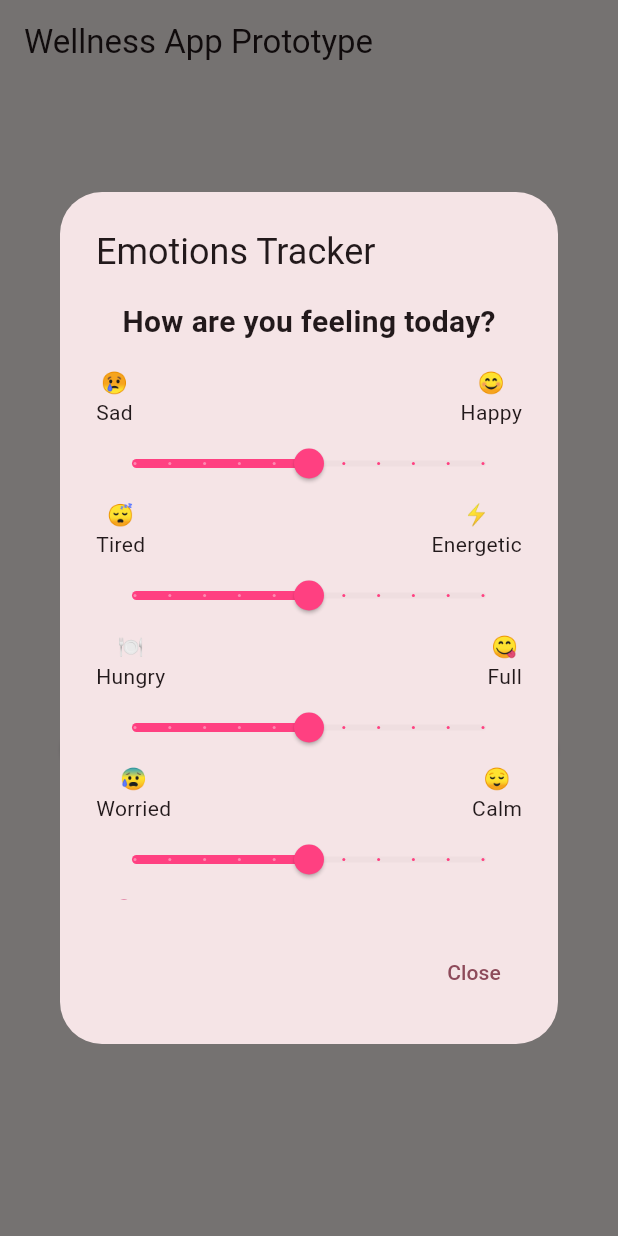
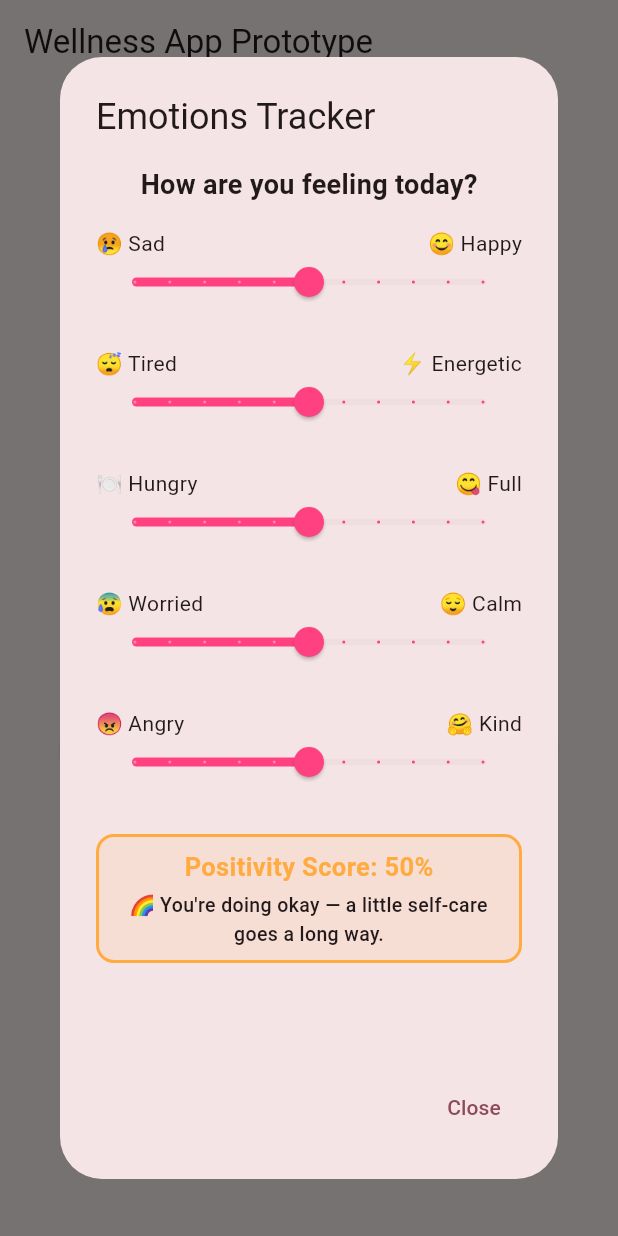
Before and after one commit to JamieDani/kitty-care, a Flutter app: the screen it shows after launch, after a tap on "Emotions", on a phone screen of 412 x 824 dp. Run offline on Flutter 3.47's test engine with Material 3 defaults, Android fonts, the phone set to English and light mode, and no system bars; our stand-ins replace shared_preferences.

Commit message:
improve emotion tracker

```diff
--- a/kitty_care/lib/screens/home_screen.dart
+++ b/kitty_care/lib/screens/home_screen.dart
@@ -54,7 +54,7 @@ class _HomeScreenState extends State<HomeScreen> {
                         child: ConstrainedBox(
                           constraints: const BoxConstraints(
                             maxWidth: 340,
-                            maxHeight: 450,
+                            maxHeight: 500,
                           ),
                           child: Padding(
                             padding: const EdgeInsets.all(16.0),
@@ -73,10 +73,8 @@ class _HomeScreenState extends State<HomeScreen> {
                         title: const Text('Mailbox'),
                         content: SizedBox(
                           width: 350,
-                          height: 400,
-                          child: SingleChildScrollView(
-                            child: const MailboxDisplay(),
-                          ),
+                          height: 450,
+                          child: const MailboxDisplay(),
                         ),
                         actions: [
                           TextButton(
@@ -96,10 +94,8 @@ class _HomeScreenState extends State<HomeScreen> {
                         title: const Text('Emotions Tracker'),
                         content: SizedBox(
                           width: 350,
-                          height: 400,
-                          child: SingleChildScrollView(
-                            child: const EmotionsDisplay(),
-                          ),
+                          height: 580,
+                          child: const EmotionsDisplay(),
                         ),
                         actions: [
                           TextButton(
--- a/kitty_care/lib/widgets/emotions_display.dart
+++ b/kitty_care/lib/widgets/emotions_display.dart
@@ -59,32 +59,37 @@ class _EmotionsDisplayState extends State<EmotionsDisplay> {
 
   Widget _buildSlider(String leftEmoji, String leftLabel, String rightEmoji,
       String rightLabel, double value, ValueChanged<double> onChanged) {
-    return Column(
+    return Transform.translate(
+      offset: const Offset(0, 0),
+      child: Column(
         children: [
           Row(
             mainAxisAlignment: MainAxisAlignment.spaceBetween,
             children: [
-            Text('$leftEmoji\n$leftLabel',
+              Text('$leftEmoji $leftLabel',
                   textAlign: TextAlign.center,
                   style: const TextStyle(fontSize: 14)),
-            Text('$rightEmoji\n$rightLabel',
+              Text('$rightEmoji $rightLabel',
                   textAlign: TextAlign.center,
                   style: const TextStyle(fontSize: 14)),
             ],
           ),
-        Slider(
+          Transform.translate(
+            offset: const Offset(0, -8),
+            child: Slider(
               value: value,
               min: 0,
               max: 100,
               divisions: 10,
               activeColor: Colors.pinkAccent,
-          label: value.round().toString(),
               onChanged: (newValue) {
                 setState(() => onChanged(newValue));
                 _updatePositivity();
               },
             ),
+          ),
         ],
+      ),
     );
   }
 
@@ -106,42 +111,60 @@ class _EmotionsDisplayState extends State<EmotionsDisplay> {
 
   @override
   Widget build(BuildContext context) {
-    return SingleChildScrollView(
-      child: Column(
+    return Column(
       mainAxisSize: MainAxisSize.min,
       children: [
         const Text(
           'How are you feeling today?',
-            style: TextStyle(fontSize: 20, fontWeight: FontWeight.bold),
+          style: TextStyle(fontSize: 18, fontWeight: FontWeight.bold),
         ),
         const SizedBox(height: 16),
         _buildSlider('😢', 'Sad', '😊', 'Happy', sadHappy,
             (v) => sadHappy = v),
+        const SizedBox(height: 12),
         _buildSlider('😴', 'Tired', '⚡', 'Energetic', tiredEnergetic,
             (v) => tiredEnergetic = v),
+        const SizedBox(height: 12),
         _buildSlider('🍽️', 'Hungry', '😋', 'Full', hungryFull,
             (v) => hungryFull = v),
+        const SizedBox(height: 12),
         _buildSlider('😰', 'Worried', '😌', 'Calm', worriedCalm,
             (v) => worriedCalm = v),
+        const SizedBox(height: 12),
         _buildSlider('😠', 'Angry', '🤗', 'Kind', angryKind,
             (v) => angryKind = v),
-          const SizedBox(height: 18),
+        const SizedBox(height: 16),
+        // Positivity Score at the bottom
+        Container(
+          padding: const EdgeInsets.symmetric(vertical: 8, horizontal: 14),
+          decoration: BoxDecoration(
+            color: _getScoreColor(positivityScore).withOpacity(0.1),
+            borderRadius: BorderRadius.circular(12),
+            border: Border.all(
+              color: _getScoreColor(positivityScore),
+              width: 2,
+            ),
+          ),
+          child: Column(
+            children: [
               Text(
                 'Positivity Score: ${positivityScore.toStringAsFixed(0)}%',
                 style: TextStyle(
-              fontSize: 18,
+                  fontSize: 17,
                   fontWeight: FontWeight.bold,
                   color: _getScoreColor(positivityScore),
                 ),
               ),
-          const SizedBox(height: 6),
+              const SizedBox(height: 4),
               Text(
                 _getScoreMessage(positivityScore),
                 textAlign: TextAlign.center,
-            style: const TextStyle(fontSize: 16, fontWeight: FontWeight.w500),
+                style: const TextStyle(fontSize: 13, fontWeight: FontWeight.w500),
               ),
             ],
           ),
+        ),
+      ],
     );
   }
 }
```
Also changed, not shown: kitty_care/lib/widgets/date_display.dart (+50 -10 lines), kitty_care/lib/widgets/mailbox_display.dart (+33 -8 lines). Lines whose indentation alone changed are shown as unchanged.
